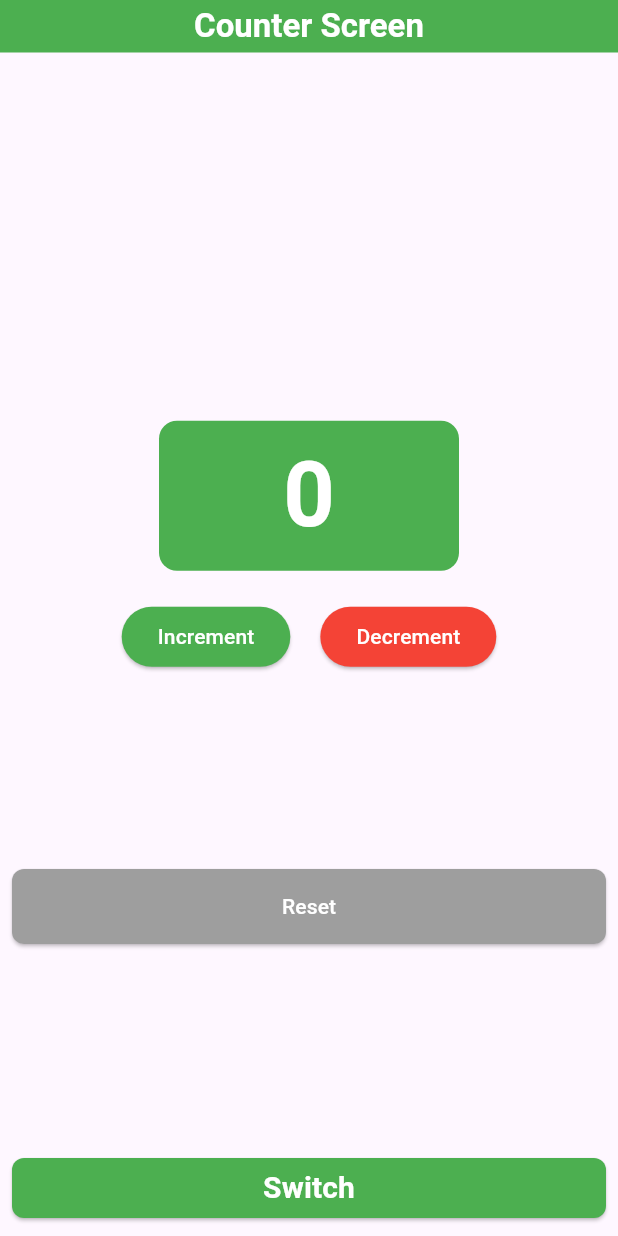
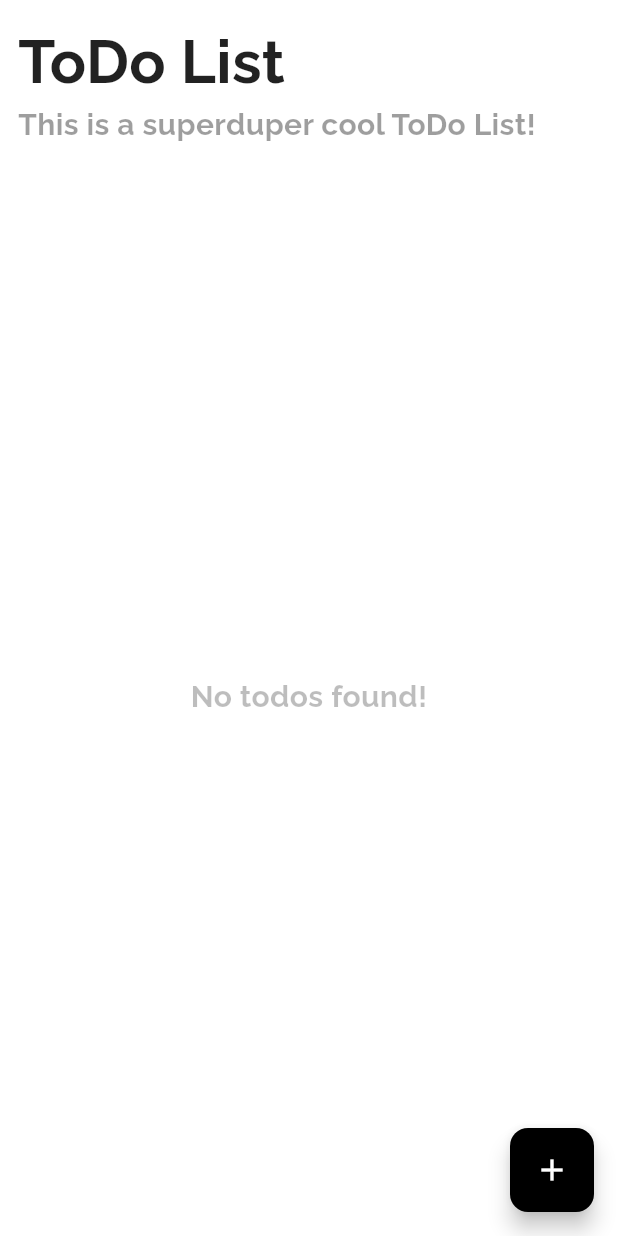
Before and after one commit to Ahmad61-6/flutter_tukitaki, a Flutter app: the screen it shows after launch, on a phone screen of 412 x 824 dp. Run offline on Flutter 3.47's test engine with Material 3 defaults, Android fonts, the phone set to English and light mode, and no system bars; our stand-ins replace bloc, equatable, flutter_bloc, google_fonts, image_picker.

Commit message:
implementing bloc on todo

```diff
--- /dev/null
+++ b/stm_bloc/lib/bloc/todo/to_do_bloc.dart
@@ -0,0 +1,7 @@
+import 'package:bloc/bloc.dart';
+import 'package:stm_bloc/bloc/todo/to_do_event.dart';
+import 'package:stm_bloc/bloc/todo/to_do_state.dart';
+
+class ToDoBloc extends Bloc<ToDoEvents, ToDoState> {
+  ToDoBloc() : super(const ToDoState()) {}
+}
--- /dev/null
+++ b/stm_bloc/lib/bloc/todo/to_do_event.dart
@@ -0,0 +1,11 @@
+import 'package:equatable/equatable.dart';
+
+abstract class ToDoEvents extends Equatable {
+  const ToDoEvents();
+  @override
+  List<Object?> get props => [];
+}
+
+class AddTodo extends ToDoEvents {}
+
+class RemoveTodo extends ToDoEvents {}
--- /dev/null
+++ b/stm_bloc/lib/bloc/todo/to_do_state.dart
@@ -0,0 +1,10 @@
+import 'package:equatable/equatable.dart';
+
+class ToDoState extends Equatable {
+  final List<String> todos;
+
+  const ToDoState({this.todos = const []});
+  @override
+  // TODO: implement props
+  List<Object?> get props => [todos];
+}
--- a/stm_bloc/lib/main.dart
+++ b/stm_bloc/lib/main.dart
@@ -2,7 +2,8 @@
 import 'package:flutter_bloc/flutter_bloc.dart';
 import 'package:stm_bloc/bloc/counter/counter_bloc.dart';
 import 'package:stm_bloc/bloc/switch_example/switch_bloc.dart';
-import 'package:stm_bloc/ui/screens/counter_screen.dart';
+import 'package:stm_bloc/bloc/todo/to_do_bloc.dart';
+import 'package:stm_bloc/ui/screens/todo/todo_screen.dart';
 import 'package:stm_bloc/utils/image_picker_utils.dart';
 
 import 'bloc/image_picker/image_picker_bloc.dart';
@@ -23,6 +24,7 @@
         BlocProvider(
           create: (_) => ImagePickerBloc(imagePickerUtils: ImagePickerUtils()),
         ),
+        BlocProvider(create: (_) => ToDoBloc()),
       ],
       child: MaterialApp(
         title: 'Flutter Demo',
@@ -30,7 +32,7 @@
         theme: ThemeData(
           colorScheme: ColorScheme.fromSeed(seedColor: Colors.deepPurple),
         ),
-        home: CounterScreen(),
+        home: TodoScreen(),
       ),
     );
   }
--- /dev/null
+++ b/stm_bloc/lib/ui/screens/todo/todo_screen.dart
@@ -0,0 +1,86 @@
+import 'package:flutter/material.dart';
+import 'package:flutter_bloc/flutter_bloc.dart';
+import 'package:google_fonts/google_fonts.dart';
+
+import '../../../bloc/todo/to_do_bloc.dart';
+import '../../../bloc/todo/to_do_state.dart';
+
+class TodoScreen extends StatefulWidget {
+  const TodoScreen({super.key});
+
+  @override
+  State<TodoScreen> createState() => _TodoScreenState();
+}
+
+class _TodoScreenState extends State<TodoScreen> {
+  @override
+  Widget build(BuildContext context) {
+    return Scaffold(
+      backgroundColor: Colors.white,
+      floatingActionButton: FloatingActionButton(
+        tooltip: "Add todo",
+        // splashColor: Colors.black.withValues(alpha: 0.5),
+        backgroundColor: Colors.black,
+        shape: RoundedRectangleBorder(borderRadius: BorderRadius.circular(12)),
+        child: Icon(Icons.add, color: Colors.white),
+        onPressed: () {},
+      ),
+      body: SafeArea(
+        child: Padding(
+          padding: const EdgeInsets.all(12.0),
+          child: Column(
+            crossAxisAlignment: CrossAxisAlignment.start,
+            children: [
+              Text(
+                "ToDo List",
+                style: GoogleFonts.raleway(
+                  fontWeight: FontWeight.bold,
+                  fontSize: 40,
+                  color: Colors.black87,
+                ),
+              ),
+              Text(
+                "This is a superduper cool ToDo List!",
+                style: GoogleFonts.raleway(
+                  fontSize: 20,
+                  fontWeight: FontWeight.bold,
+                  color: Colors.black38,
+                ),
+              ),
+
+              const SizedBox(height: 20),
+              BlocBuilder<ToDoBloc, ToDoState>(
+                builder: (context, state) {
+                  if (state.todos.isEmpty) {
+                    return Expanded(
+                      child: Center(
+                        child: Text(
+                          "No todos found!",
+                          style: GoogleFonts.raleway(
+                            fontWeight: FontWeight.bold,
+                            fontSize: 20,
+                            color: Colors.black26,
+                          ),
+                        ),
+                      ),
+                    );
+                  } else {
+                    return Expanded(
+                      child: ListView.builder(
+                        itemCount: state.todos.length,
+                        itemBuilder: (context, index) {
+                          final todo = state.todos[index];
+                          return ListTile();
+                        },
+                      ),
+                    );
+                  }
+                },
+              ),
+            ],
+          ),
+        ),
+      ),
+    );
+  }
+}
--- a/stm_bloc/pubspec.yaml
+++ b/stm_bloc/pubspec.yaml
@@ -38,6 +38,7 @@ dependencies:
   flutter_bloc: ^9.1.1
   equatable: ^2.0.7
   image_picker: ^1.1.2
+  google_fonts: ^6.2.1
 
 dev_dependencies:
   flutter_test:
```
Also changed, not shown: stm_bloc/pubspec.lock, 1 other file.
